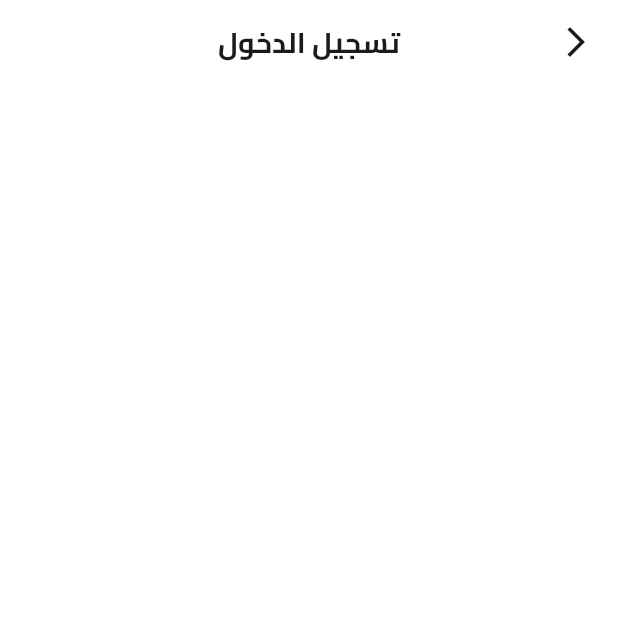
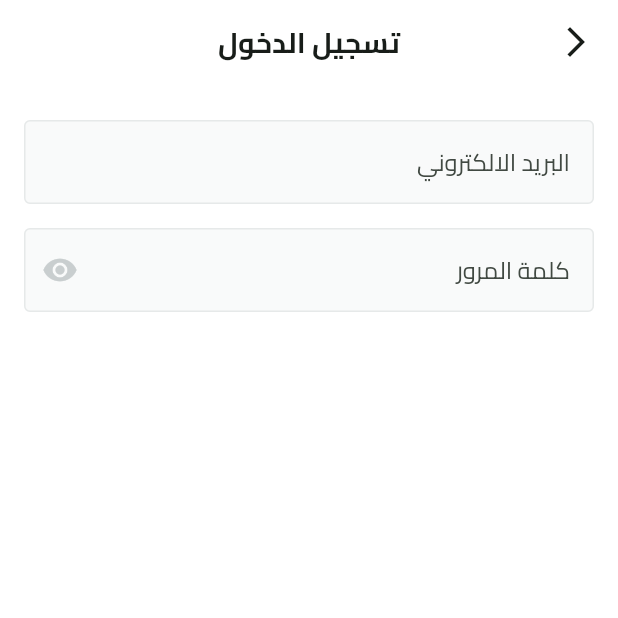
Before and after one commit to abo3amer69/Fruits-app, a Flutter app: the screen it shows after launch, after a tap on "تخط", on a phone screen of 412 x 824 dp, the top half of it. Run offline on Flutter 3.47's test engine with Material 3 defaults, Android fonts, the phone set to English and light mode, and no system bars; our stand-ins replace dots_indicator, shared_preferences; missing offline and left inert: svg_flutter.

Commit message:
part 3 "custom text form field"

```diff
--- /dev/null
+++ b/lib/core/widgets/custom_text_form_field.dart
@@ -0,0 +1,38 @@
+import 'package:flutter/material.dart';
+import 'package:fruits_apps/core/utils/app_text_styles.dart';
+
+class CustomTextFormField extends StatelessWidget {
+  const CustomTextFormField({
+    super.key,
+    required this.hintText,
+    required this.textInputType,  this.suffixIcon,
+  });
+
+  final String hintText;
+  final TextInputType textInputType;
+  final Widget? suffixIcon;
+
+  @override
+  Widget build(BuildContext context) {
+    return TextFormField(
+      keyboardType: textInputType,
+      decoration: InputDecoration(
+        suffixIcon: suffixIcon,
+        helperStyle: TextStyles.bold13.copyWith(color: Color(0xff949D9E)),
+        hintText: hintText,
+        filled: true,
+        fillColor: Color(0xffF9FAFA),
+        border: buildBorder(),
+        enabledBorder: buildBorder(),
+        focusedBorder: buildBorder(),
+      ),
+    );
+  }
+
+  OutlineInputBorder buildBorder() {
+    return OutlineInputBorder(
+      borderRadius: BorderRadius.circular(4),
+      borderSide: BorderSide(width: 1, color: Color(0xffE6E9E9)),
+    );
+  }
+}
--- a/lib/features/auth/presentation/views/widgets/login_view_body.dart
+++ b/lib/features/auth/presentation/views/widgets/login_view_body.dart
@@ -1,12 +1,31 @@
 import 'package:flutter/material.dart';
+import 'package:fruits_apps/constants.dart';
+import 'package:fruits_apps/core/widgets/custom_text_form_field.dart';
 
 class LoginViewBody extends StatelessWidget {
   const LoginViewBody({super.key});
 
   @override
   Widget build(BuildContext context) {
-    return SingleChildScrollView(
-      child: Column(),
+    return Padding(
+      padding: const EdgeInsets.symmetric(horizontal: kHorizintalPadding),
+      child: SingleChildScrollView(
+        child: Column(
+          children: [
+            SizedBox(height: 24),
+            CustomTextFormField(
+              hintText: 'البريد الالكتروني',
+              textInputType: TextInputType.emailAddress,
+            ),
+            SizedBox(height: 16),
+            CustomTextFormField(
+              suffixIcon: Icon(Icons.remove_red_eye, color: Color(0xffC9CECF)),
+              hintText: 'كلمة المرور ',
+              textInputType: TextInputType.visiblePassword,
+            ),
+          ],
+        ),
+      ),
     );
   }
 }
```
